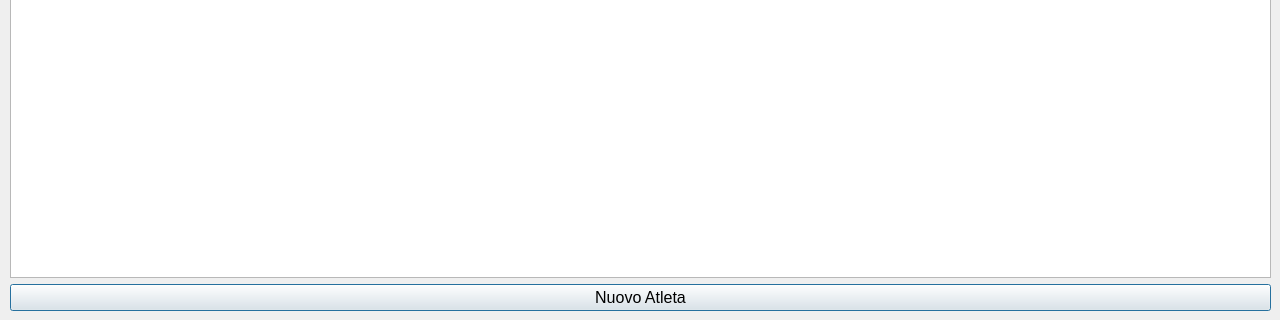
Before: the Qt Designer form list_athletes.ui in talorno/ArcheryWkoutManager, drawn with Qt 5; both pictures show x 0 to 1280 and y 480 to 800 of the 1280 by 800 pixel window.
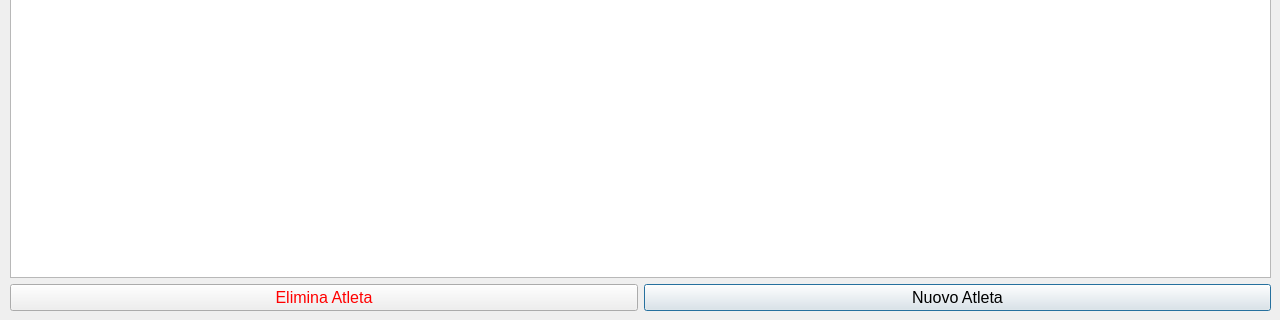
After: the same form once the commit is applied.

```diff
--- a/list_athletes.ui
+++ b/list_athletes.ui
@@ -34,7 +34,12 @@
     </rect>
    </property>
    <layout class="QGridLayout" name="LYT_listAthlete">
-    <item row="3" column="0">
+    <item row="0" column="0">
+     <widget class="QTableView" name="TBL_athletesList"/>
+    </item>
+    <item row="1" column="0">
+     <layout class="QGridLayout" name="LYT_btns">
+      <item row="0" column="1">
      <widget class="QPushButton" name="BTN_newAthlete">
       <property name="text">
        <string>Nuovo Atleta</string>
@@ -42,11 +47,18 @@
      </widget>
     </item>
     <item row="0" column="0">
-     <widget class="QTableView" name="TBL_athletesList"/>
-    </item>
-   </layout>
-   <zorder>TBL_athletesList</zorder>
-   <zorder>BTN_newAthlete</zorder>
+       <widget class="QPushButton" name="pushButton">
+        <property name="styleSheet">
+         <string notr="true">color: rgb(255, 0, 0);</string>
+        </property>
+        <property name="text">
+         <string>Elimina Atleta</string>
+        </property>
+       </widget>
+      </item>
+     </layout>
+    </item>
+   </layout>
   </widget>
  </widget>
  <resources/>
```
Lines whose indentation alone changed are shown as unchanged.
